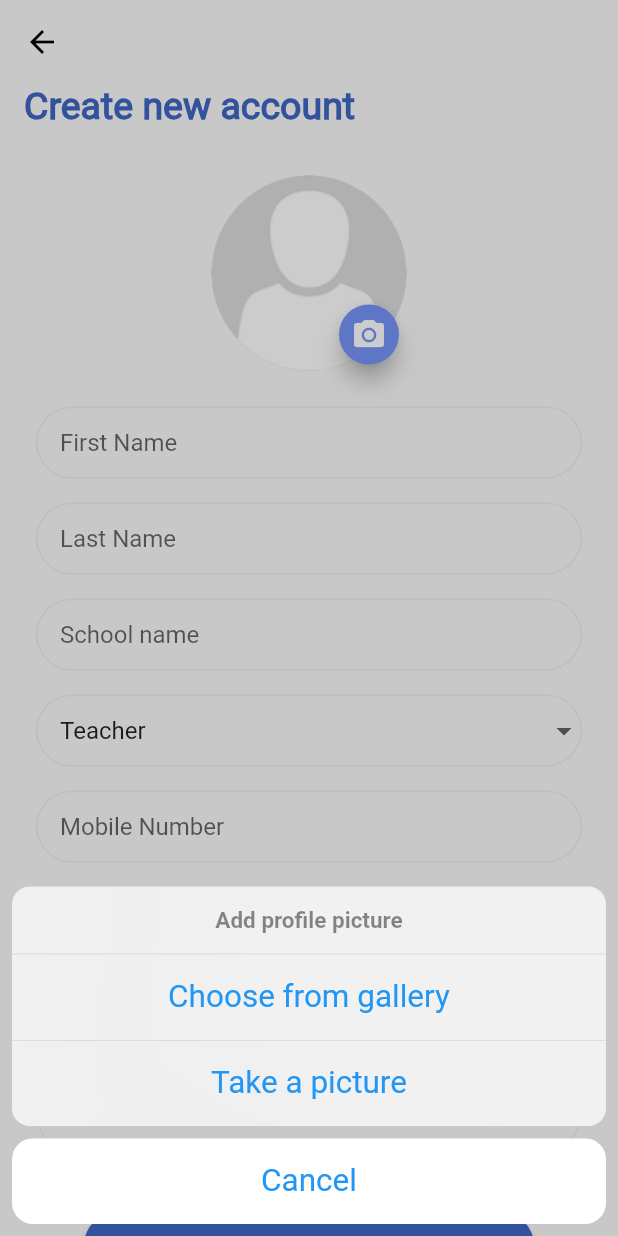
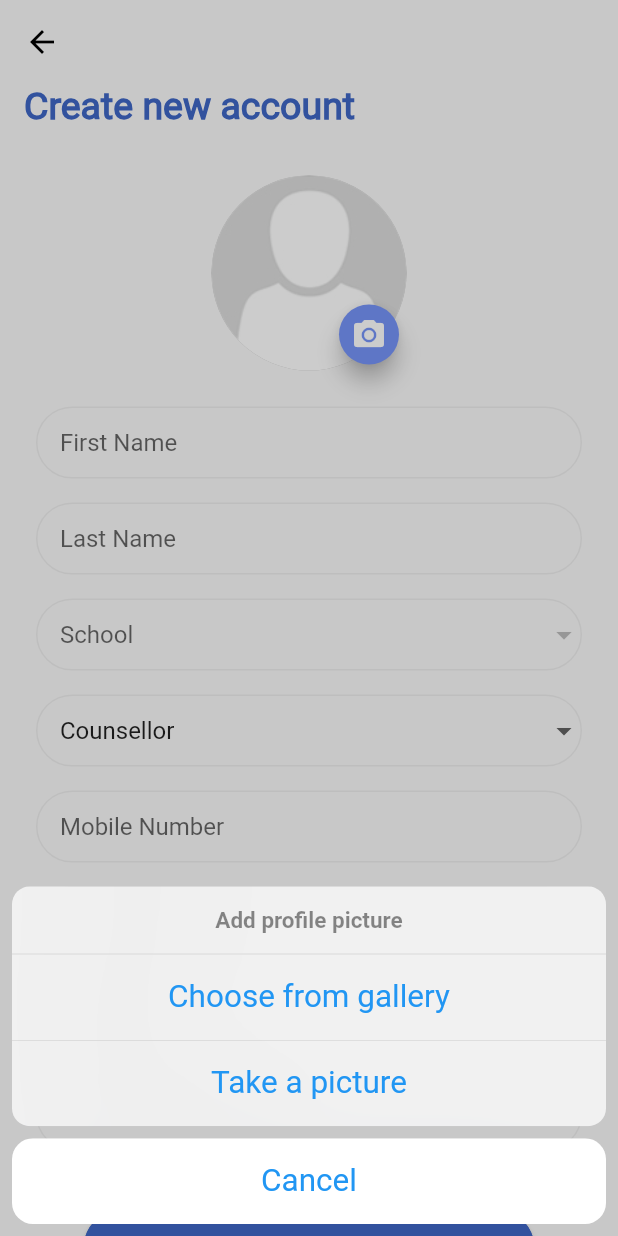
Before and after one commit to tanmoy27112000/chatApp, a Flutter app: the SignUpScreen screen opened directly, after a tap on the "camera alt" icon, on a phone screen of 412 x 824 dp. Run offline on Flutter 3.47's test engine with Material 2 defaults, Android fonts, the phone set to English and light mode, and no system bars; our stand-ins replace cached_network_image, cloud_firestore, easy_localization, firebase_auth, firebase_core, firebase_messaging and 11 more; missing offline and left inert: flutter_facebook_auth, flutter_sound, the_apple_sign_in, video_thumbnail; accounts and stored records are empty.

Commit message:
all working

```diff
--- a/lib/main.dart
+++ b/lib/main.dart
@@ -1,3 +1,5 @@
+// ignore_for_file: unused_local_variable
+
 import 'dart:async';
 import 'dart:convert';
 import 'dart:io';
--- a/lib/services/FirebaseHelper.dart
+++ b/lib/services/FirebaseHelper.dart
@@ -1,3 +1,5 @@
+// ignore_for_file: close_sinks
+
 import 'dart:async';
 import 'dart:convert';
 import 'dart:io';
@@ -61,6 +63,14 @@ class FireStoreUtils {
       return user;
     }, onError: (e) {
       return null;
+    });
+  }
+
+  static Future<List<String>> getAllSchools() async {
+    return await firestore.collection("schools").get().then((snapshot) {
+      return snapshot.docs.map((doc) {
+        return doc.data()['name'] as String;
+      }).toList();
     });
   }
 
--- a/lib/services/helper.dart
+++ b/lib/services/helper.dart
@@ -6,7 +6,6 @@ import 'package:easy_localization/easy_localization.dart';
 import 'package:flutter/cupertino.dart';
 import 'package:flutter/material.dart';
 import 'package:instachatty/constants.dart';
-import 'package:intl/intl.dart';
 import 'package:progress_dialog/progress_dialog.dart';
 
 String? validateName(String? value) {
--- a/lib/ui/accountDetails/AccountDetailsScreen.dart
+++ b/lib/ui/accountDetails/AccountDetailsScreen.dart
@@ -2,7 +2,6 @@ import 'package:easy_localization/easy_localization.dart';
 import 'package:firebase_auth/firebase_auth.dart' as auth;
 import 'package:flutter/cupertino.dart';
 import 'package:flutter/material.dart';
-import 'package:flutter/widgets.dart';
 import 'package:instachatty/constants.dart';
 import 'package:instachatty/main.dart';
 import 'package:instachatty/model/User.dart';
--- a/lib/ui/chat/PlayerWidget.dart
+++ b/lib/ui/chat/PlayerWidget.dart
@@ -2,7 +2,6 @@ import 'dart:async';
 
 import 'package:flutter/material.dart';
 import 'package:flutter_sound/flutter_sound.dart';
-import 'package:flutter_sound/public/flutter_sound_player.dart';
 
 class PlayerWidget extends StatefulWidget {
   final String url;
@@ -144,6 +143,7 @@ class _PlayerWidgetState extends State<PlayerWidget> {
     _myPlayer.setSubscriptionDuration(Duration(milliseconds: 100));
   }
 }
+
 class CustomTrackShape extends RoundedRectSliderTrackShape {
   Rect getPreferredRect({
     required RenderBox parentBox,
--- a/lib/ui/home/HomeScreen.dart
+++ b/lib/ui/home/HomeScreen.dart
@@ -1,5 +1,4 @@
 import 'package:easy_localization/easy_localization.dart';
-import 'package:flutter/cupertino.dart';
 import 'package:flutter/material.dart';
 import 'package:instachatty/constants.dart';
 import 'package:instachatty/model/User.dart';
--- a/lib/ui/search/SearchScreen.dart
+++ b/lib/ui/search/SearchScreen.dart
@@ -1,5 +1,4 @@
 import 'package:easy_localization/easy_localization.dart';
-import 'package:flutter/cupertino.dart';
 import 'package:flutter/material.dart';
 import 'package:instachatty/constants.dart';
 import 'package:instachatty/model/ContactModel.dart';
--- a/lib/ui/settings/SettingsScreen.dart
+++ b/lib/ui/settings/SettingsScreen.dart
@@ -1,7 +1,6 @@
 import 'package:easy_localization/easy_localization.dart';
 import 'package:flutter/cupertino.dart';
 import 'package:flutter/material.dart';
-import 'package:flutter/widgets.dart';
 import 'package:instachatty/constants.dart';
 import 'package:instachatty/main.dart';
 import 'package:instachatty/model/User.dart';
--- a/lib/ui/signUp/SignUpScreen.dart
+++ b/lib/ui/signUp/SignUpScreen.dart
@@ -23,6 +23,8 @@ class _SignUpState extends State<SignUpScreen> {
   final ImagePicker _imagePicker = ImagePicker();
   TextEditingController _passwordController = TextEditingController();
   GlobalKey<FormState> _key = GlobalKey();
+  List<String> schoolNames = [];
+  ValueNotifier<bool> _isLoading = ValueNotifier(true);
   String? firstName,
       lastName,
       email,
@@ -30,10 +32,14 @@ class _SignUpState extends State<SignUpScreen> {
       password,
       confirmPassword,
       schoolName,
-      selectedRole = "teacher";
+      selectedRole = "Counsellor";
   AutovalidateMode _validate = AutovalidateMode.disabled;
 
-  List _roleItems = ["teacher", "student"];
+  @override
+  void initState() {
+    getSchoolName();
+    super.initState();
+  }
 
   @override
   Widget build(BuildContext context) {
@@ -48,7 +54,14 @@ class _SignUpState extends State<SignUpScreen> {
         iconTheme: IconThemeData(
             color: isDarkMode(context) ? Colors.white : Colors.black),
       ),
-      body: SingleChildScrollView(
+      body: ValueListenableBuilder(
+        valueListenable: _isLoading,
+        builder: (BuildContext context, dynamic value, Widget? child) {
+          return value
+              ? Center(
+                  child: CircularProgressIndicator.adaptive(),
+                )
+              : SingleChildScrollView(
                   child: Container(
                     margin: EdgeInsets.only(left: 16.0, right: 16, bottom: 16),
                     child: Form(
@@ -57,6 +70,8 @@ class _SignUpState extends State<SignUpScreen> {
                       child: formUI(),
                     ),
                   ),
+                );
+        },
       ),
     );
   }
@@ -244,21 +259,31 @@ class _SignUpState extends State<SignUpScreen> {
             ),
           ),
         ),
+
         ConstrainedBox(
           constraints: BoxConstraints(minWidth: double.infinity),
           child: Padding(
             padding: const EdgeInsets.only(top: 16.0, right: 8.0, left: 8.0),
-            child: TextFormField(
-              validator: validateName,
-              onSaved: (String? val) {
-                schoolName = val;
+            child: DropdownButtonFormField(
+              value: schoolName,
+              items: schoolNames
+                  .map(
+                    (e) => DropdownMenuItem(
+                      value: e,
+                      child: Text(e.tr()),
+                    ),
+                  )
+                  .toList(),
+              onChanged: (value) {
+                setState(() {
+                  schoolName = value as String;
+                });
               },
-              textInputAction: TextInputAction.next,
               decoration: InputDecoration(
                 contentPadding:
                     EdgeInsets.symmetric(vertical: 8, horizontal: 16),
                 fillColor: isDarkMode(context) ? Colors.black54 : Colors.white,
-                hintText: 'School name',
+                hintText: 'School'.tr(),
                 focusedBorder: OutlineInputBorder(
                     borderRadius: BorderRadius.circular(25.0),
                     borderSide:
@@ -279,7 +304,8 @@ class _SignUpState extends State<SignUpScreen> {
             ),
           ),
         ),
-        //selector to select teacher and student
+
+        //selector to select Counsellor and student
         ConstrainedBox(
           constraints: BoxConstraints(minWidth: double.infinity),
           child: Padding(
@@ -288,8 +314,8 @@ class _SignUpState extends State<SignUpScreen> {
               value: selectedRole,
               items: [
                 DropdownMenuItem(
-                  value: 'teacher',
-                  child: Text('Teacher'.tr()),
+                  value: 'Counsellor',
+                  child: Text('Counsellor'.tr()),
                 ),
                 DropdownMenuItem(
                   value: 'student',
@@ -568,4 +594,11 @@ class _SignUpState extends State<SignUpScreen> {
       });
     }
   }
+
+  void getSchoolName() async {
+    _isLoading.value = true;
+    schoolNames = await FireStoreUtils.getAllSchools();
+    _isLoading.value = false;
+    print(schoolNames);
   }
+}
--- a/pubspec.yaml
+++ b/pubspec.yaml
@@ -36,7 +36,7 @@ dependencies:
   url_launcher: ^6.0.2
   uuid: ^3.0.4
   video_player: ^2.1.12
-  video_thumbnail: ^0.3.3
+  video_thumbnail: ^0.5.0
 
 dev_dependencies:
   flutter_launcher_icons: ^0.9.1
```
Also changed, not shown: lib/ui/contactUs/ContactUsScreen.dart (+12 -7 lines), lib/ui/contacts/ContactsScreen.dart (+4 -7 lines), lib/ui/conversations/ConversationsScreen.dart (+27 -21 lines), lib/ui/phoneAuth/PhoneNumberInputScreen.dart (+32 -25 lines), 2 other files. Lines whose indentation alone changed are shown as unchanged.
